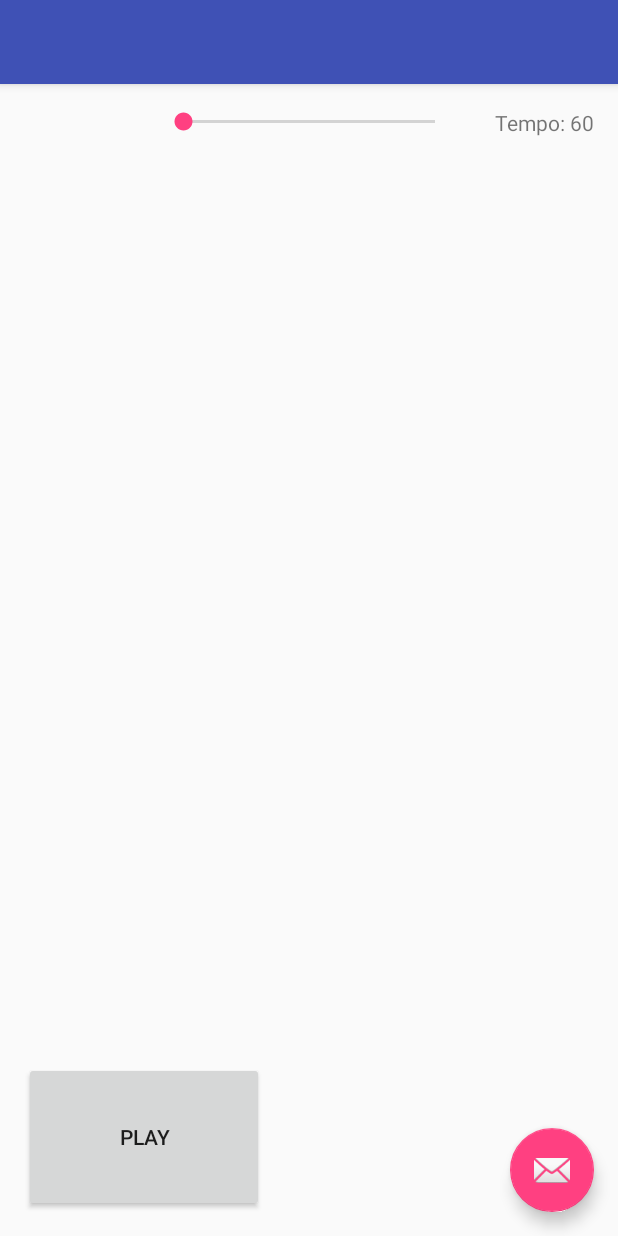
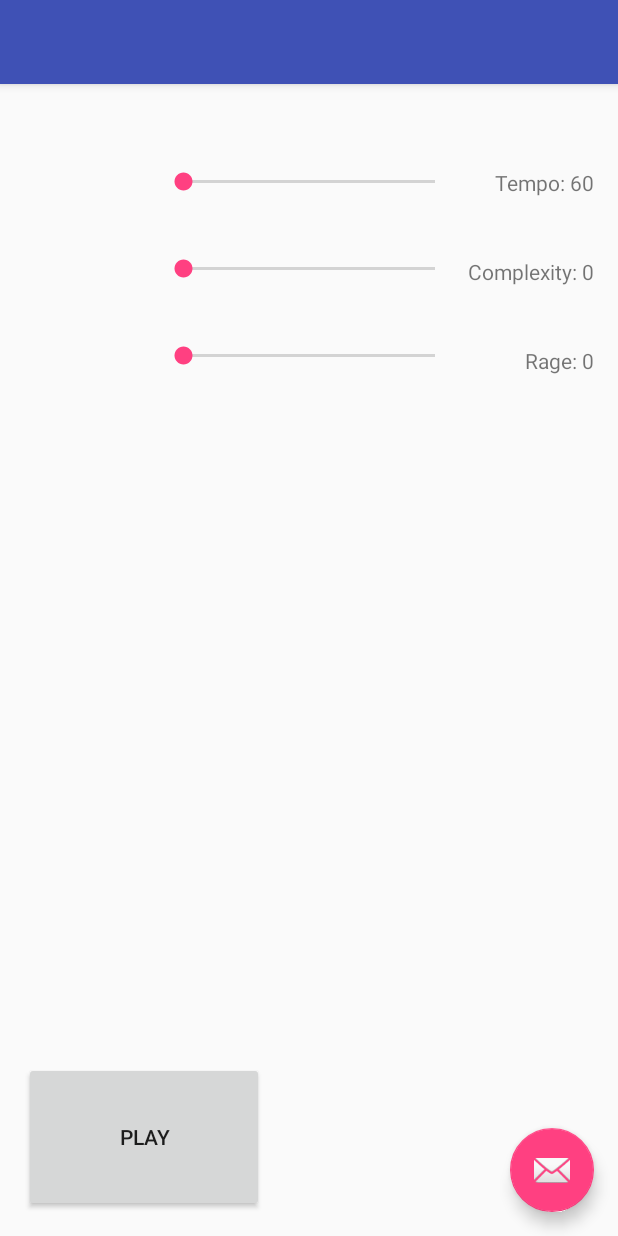
Before and after one commit to celowsky/autodj, an Android app: the screen it shows after launch (Composer), on a phone screen of 412 x 824 dp. Run offline under Robolectric (Android 15) with nearby library versions, the phone set to English and light mode, and no system bars; libraries missing offline, so code that uses them is left out: com.google.api.client; pictures from the network do not load; 2 statements that could not run were skipped.

Commit message:
Merge commit: Merges button and sliders from GUI team.

```diff
--- a/app/src/main/java/com/autodjteam/autodj/autodj/Composer.java
+++ b/app/src/main/java/com/autodjteam/autodj/autodj/Composer.java
@@ -1,4 +1,3 @@
-
 /**
  * The composer class runs through a loop that queues up sounds for playback by the performer
  * class. This class will run through an algorithm to decide which notes and sounds will be played
@@ -45,7 +44,7 @@ public class Composer extends AppCompatActivity{
 		setContentView(R.layout.activity_main);
 		new EndpointsAsyncTask().execute(new Pair<Context, String>(this, "User"));
 
-		tempoSeekBar = (SeekBar) findViewById(R.id.seekBar);
+		tempoSeekBar = (SeekBar) findViewById(R.id.tempoSeekBar);
 		tempoSeekBar.setOnSeekBarChangeListener(new SeekBar.OnSeekBarChangeListener() {
             public void onProgressChanged(SeekBar mySeekBar, int progress, boolean fromUser) {
                 TextView tempoTextView = (TextView)findViewById(R.id.tempoTextView);
--- a/app/src/main/java/com/autodjteam/autodj/autodj/MainActivity.java
+++ b/app/src/main/java/com/autodjteam/autodj/autodj/MainActivity.java
@@ -1,12 +1,9 @@
 package com.autodjteam.autodj.autodj;
 
-import android.content.Intent;
 import android.os.Bundle;
 import android.support.v7.app.AppCompatActivity;
 import android.view.Menu;
 import android.view.MenuItem;
-import android.view.View;
-import android.widget.SeekBar;
 
 public class MainActivity extends AppCompatActivity {
 
@@ -51,11 +48,4 @@ public class MainActivity extends AppCompatActivity {
         return super.onOptionsItemSelected(item);
     }
 
-    public void callComposer(View view) {
-        Intent intent = new Intent(this, Composer.class);
-        SeekBar seekBar = (SeekBar) findViewById(R.id.seekBar);
-        int tempo = seekBar.getProgress();
-        intent.putExtra(EXTRA_TEMPO, tempo);
-        startActivity(intent);
-    }
 }
--- a/app/src/main/res/layout/content_main.xml
+++ b/app/src/main/res/layout/content_main.xml
@@ -14,8 +14,8 @@
     <SeekBar
         android:layout_height="wrap_content"
         android:layout_width="200dp"
-        android:layout_alignParentTop="true"
         android:layout_centerHorizontal="true"
+        android:paddingTop="40dp"
         android:max="90"
         android:id="@+id/tempoSeekBar" />
 
@@ -24,9 +24,46 @@
         android:text="Tempo: 60"
         android:layout_width="wrap_content"
         android:layout_height="wrap_content"
+        android:layout_centerHorizontal="true"
+        android:paddingTop="40dp"
         android:layout_alignParentRight="true"
+        android:id="@+id/tempoTextView" />
+
+    <SeekBar
+        android:layout_height="wrap_content"
+        android:layout_width="200dp"
         android:layout_centerHorizontal="true"
-        android:id="@+id/tempoTextView" />
+        android:paddingTop="40dp"
+        android:layout_below="@id/tempoSeekBar"
+        android:max="10"
+        android:id="@+id/complexitySeekBar" />
+
+
+    <TextView android:text="Complexity: 0" android:layout_width="wrap_content"
+        android:layout_height="wrap_content"
+        android:layout_centerHorizontal="true"
+        android:layout_alignParentRight="true"
+        android:paddingTop="40dp"
+        android:layout_below="@id/tempoTextView"
+        android:id="@+id/complexityTextView" />
+
+    <SeekBar
+        android:layout_height="wrap_content"
+        android:layout_width="200dp"
+        android:layout_centerHorizontal="true"
+        android:max="10"
+        android:paddingTop="40dp"
+        android:layout_below="@id/complexitySeekBar"
+        android:id="@+id/rageSeekBar" />
+
+
+    <TextView android:text="Rage: 0" android:layout_width="wrap_content"
+        android:layout_height="wrap_content"
+        android:layout_centerHorizontal="true"
+        android:paddingTop="40dp"
+        android:layout_alignParentRight="true"
+        android:layout_below="@id/complexityTextView"
+        android:id="@+id/rageTextView" />
 
 
     <Button
```
Also changed, not shown: 9 other files.
